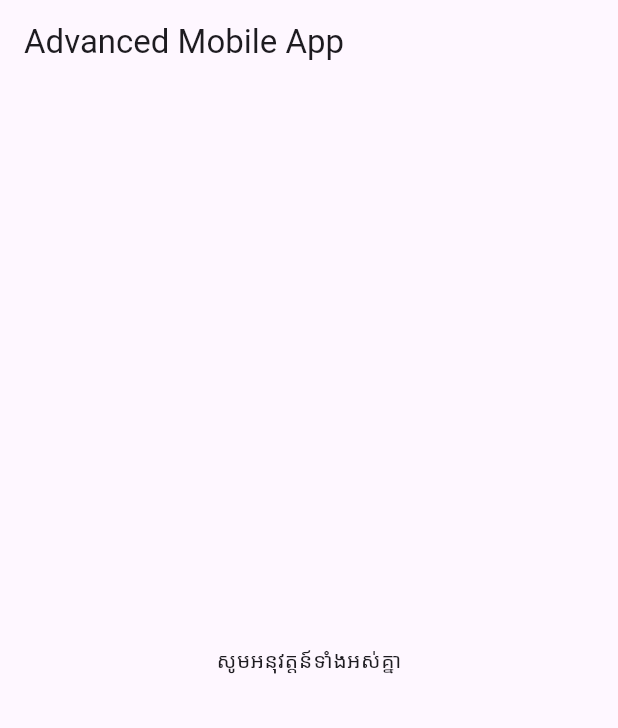
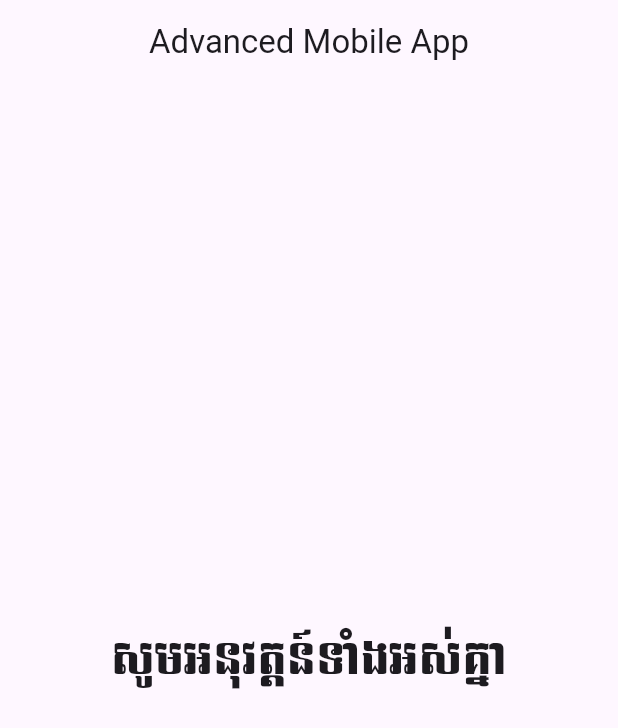
Before and after one commit to NUCK-Teach/nuck_advanced_mobile, a Flutter app: the screen it shows after launch, on a phone screen of 412 x 824 dp. Shown: the top 728 px of the screen. Run offline on Flutter 3.47's test engine with Material 3 defaults, Android fonts, the phone set to English and light mode, and no system bars.

Commit message:
add font Angkor

```diff
--- a/lib/screens/home.dart
+++ b/lib/screens/home.dart
@@ -15,11 +15,15 @@ class Home extends StatelessWidget {
 _buildAppBar() {
   return AppBar(
     title: Text('Advanced Mobile App'),
+    centerTitle: true,
   );
 }
 
 _buildBody() {
   return Center(
-    child: Text('សូមអនុវត្តន៍ទាំងអស់គ្នា'),
+    child: Text(
+      'សូមអនុវត្តន៍ទាំងអស់គ្នា',
+      style: TextStyle(fontFamily: 'Angkor', fontSize: 28),
+    ),
   );
 }
```
Also changed, not shown: pubspec.yaml (+4 -4 lines), fonts/Angkor-Regular.ttf (added).
